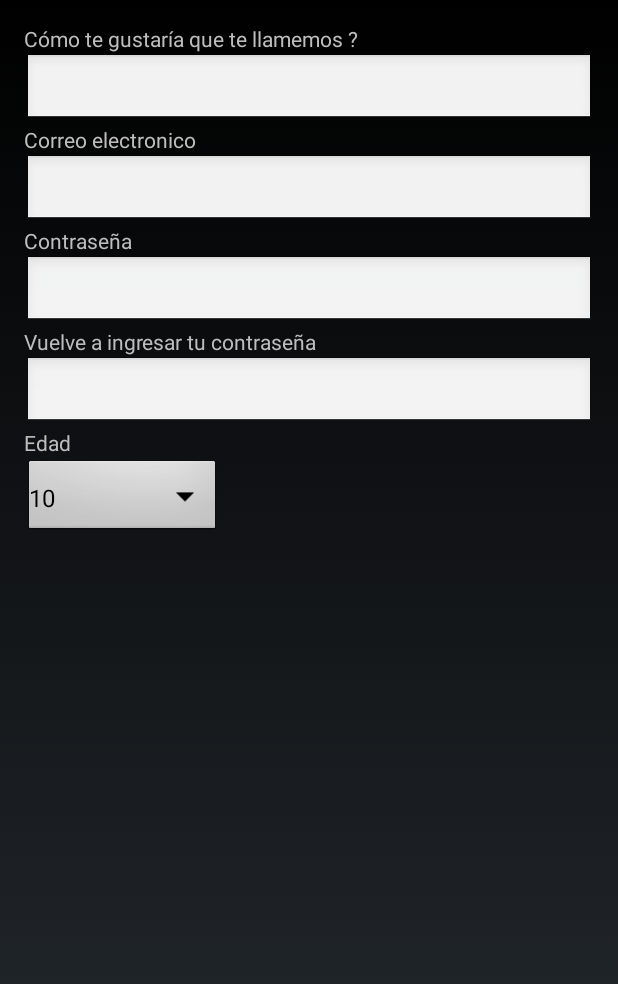
After one commit to kaltamiranobarba/PasoSeguro, an Android app: the SignupActivity screen opened directly, with no data from a screen before it, on a phone screen of 412 x 824 dp. The commit adds this screen. Shown: the top 984 px of the screen. Run offline under Robolectric (Android 15) with nearby library versions, the phone set to English and light mode, and no system bars.

Commit message:
Layouts: map, singup, login

```diff
--- a/PasoSeguro/app/build.gradle
+++ b/PasoSeguro/app/build.gradle
@@ -23,4 +23,5 @@ dependencies {
     compile fileTree(dir: 'libs', include: ['*.jar'])
     testCompile 'junit:junit:4.12'
     compile 'com.android.support:appcompat-v7:23.1.1'
+    compile 'com.google.android.gms:play-services:8.3.0'
 }
--- /dev/null
+++ b/PasoSeguro/app/src/main/java/com/example/altam/pasoseguro/SignupActivity.java
@@ -0,0 +1,44 @@
+package com.example.altam.pasoseguro;
+
+import android.os.Bundle;
+import android.app.Activity;
+import android.view.View;
+import android.widget.AdapterView;
+import android.widget.ArrayAdapter;
+import android.widget.Spinner;
+
+public class SignupActivity extends Activity implements AdapterView.OnItemSelectedListener {
+    Spinner spAge;
+    ArrayAdapter<String> ages;
+    private String[] arraySpinner;
+    @Override
+    protected void onCreate(Bundle savedInstanceState) {
+        super.onCreate(savedInstanceState);
+        setContentView(R.layout.activity_signup);
+
+        spAge = (Spinner) findViewById(R.id.sp_signupAge);
+        createAges();
+        ages = new ArrayAdapter<String>(this, android.R.layout.simple_spinner_item, arraySpinner);
+        spAge.setAdapter(ages);
+
+    }
+
+    private void createAges(){
+        this.arraySpinner = new String[81];
+        int i;
+        for(i=10; i <= 90 ; i++){
+            this.arraySpinner[i-10] = Integer.toString(i);
+
+       }
+    }
+
+    @Override
+    public void onItemSelected(AdapterView<?> parent, View view, int position, long id) {
+
+    }
+
+    @Override
+    public void onNothingSelected(AdapterView<?> parent) {
+
+    }
+}
--- a/PasoSeguro/app/src/main/res/layout/activity_login.xml
+++ b/PasoSeguro/app/src/main/res/layout/activity_login.xml
@@ -15,7 +15,7 @@
         android:layout_height="100dp"
         android:src="@drawable/logo"
         android:layout_gravity="center"
-        android:layout_marginTop="50dp"
+        android:layout_marginTop="40dp"
         />
 
 
@@ -24,7 +24,7 @@
         android:layout_height="wrap_content"
         android:text="@string/SName"
         android:layout_gravity="center"
-        android:layout_marginTop="100dp"
+        android:layout_marginTop="70dp"
         android:textSize="20dp" />
 
     <EditText
--- /dev/null
+++ b/PasoSeguro/app/src/main/res/layout/activity_signup.xml
@@ -0,0 +1,82 @@
+<?xml version="1.0" encoding="utf-8"?>
+<LinearLayout xmlns:android="http://schemas.android.com/apk/res/android"
+    xmlns:tools="http://schemas.android.com/tools"
+    android:layout_width="match_parent"
+    android:layout_height="match_parent"
+    android:paddingBottom="@dimen/activity_vertical_margin"
+    android:paddingLeft="@dimen/activity_horizontal_margin"
+    android:paddingRight="@dimen/activity_horizontal_margin"
+    android:paddingTop="@dimen/activity_vertical_margin"
+    tools:context="com.example.altam.pasoseguro.SignupActivity"
+    android:weightSum="1"
+    android:orientation="vertical">
+
+
+    <TextView
+        android:layout_width="wrap_content"
+        android:layout_height="wrap_content"
+        android:text="Cómo te gustaría que te llamemos ?"
+
+    />
+
+    <EditText
+        android:id="@+id/et_signupUser"
+        android:layout_width="match_parent"
+        android:layout_height="wrap_content"
+    />
+
+    <TextView
+        android:layout_width="wrap_content"
+        android:layout_height="wrap_content"
+        android:text="Correo electronico"
+
+        />
+
+    <EditText
+        android:id="@+id/et_signupEmail"
+        android:layout_width="match_parent"
+        android:layout_height="wrap_content"
+        />
+
+    <TextView
+        android:layout_width="wrap_content"
+        android:layout_height="wrap_content"
+        android:text="Contraseña"
+    />
+
+    <EditText
+        android:id="@+id/et_signupPass"
+        android:layout_width="match_parent"
+        android:layout_height="wrap_content"
+    />
+
+    <TextView
+        android:layout_width="wrap_content"
+        android:layout_height="wrap_content"
+        android:text="Vuelve a ingresar tu contraseña"
+    />
+
+    <EditText
+        android:id="@+id/et_signupPass2"
+        android:layout_width="match_parent"
+        android:layout_height="wrap_content"
+    />
+
+    <TextView
+        android:layout_width="wrap_content"
+        android:layout_height="wrap_content"
+        android:text="Edad"
+    />
+
+    <Spinner
+        android:layout_width="131dp"
+        android:layout_height="54dp"
+        android:id="@+id/sp_signupAge"
+        android:spinnerMode="dialog"
+        android:scrollIndicators="right"
+        android:padding="5px"
+        android:layoutMode="clipBounds"
+        style="@style/Base.Theme.AppCompat.Light.Dialog.Alert" />
+
+
+</LinearLayout>
--- a/PasoSeguro/app/src/main/res/values/strings.xml
+++ b/PasoSeguro/app/src/main/res/values/strings.xml
@@ -3,4 +3,6 @@
     <string name="SName">Usuario</string>
     <string name="SPass">Clave</string>
     <string name="button_enter">Ingresar</string>
+    <string name="title_activity_map">Map</string>
+    <string name="title_activity_signup">SignupActivity</string>
 </resources>
```
Also changed, not shown: PasoSeguro/app/src/debug/res/values/google_maps_api.xml (added, +21 -0 lines), PasoSeguro/app/src/main/AndroidManifest.xml (+43 -1 lines), PasoSeguro/app/src/main/java/com/example/altam/pasoseguro/DBHelper.java (added, +28 -0 lines), PasoSeguro/app/src/main/java/com/example/altam/pasoseguro/MapActivity.java (added, +46 -0 lines), PasoSeguro/app/src/main/res/layout/activity_map.xml (added, +9 -0 lines), 1 other file.
